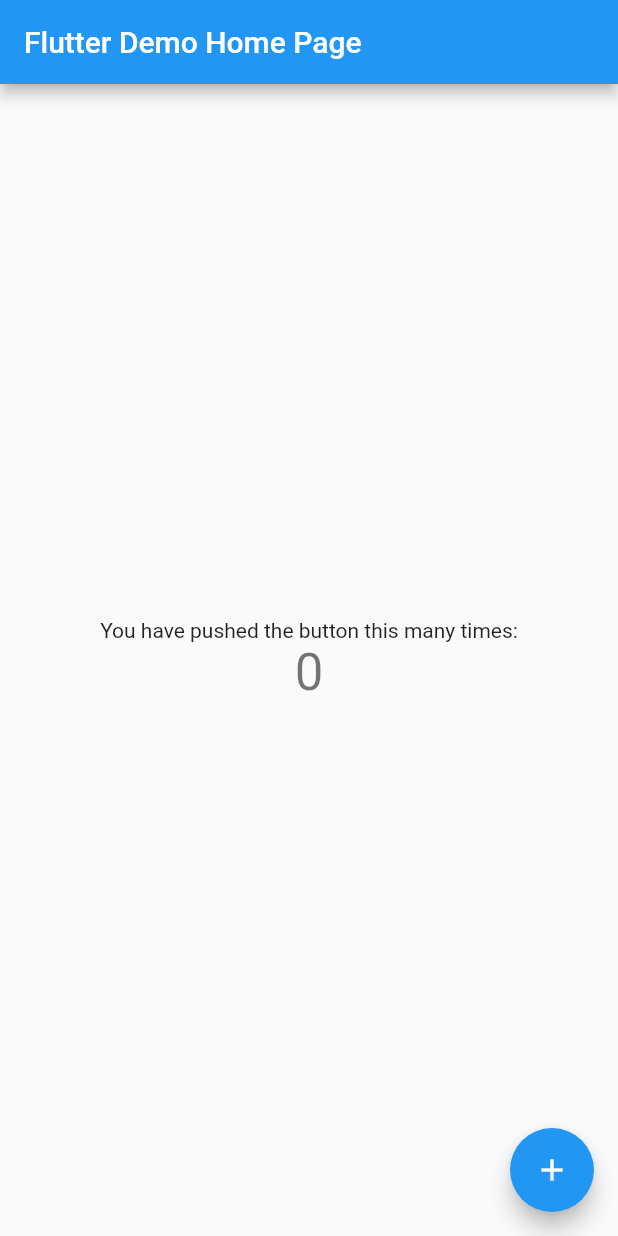
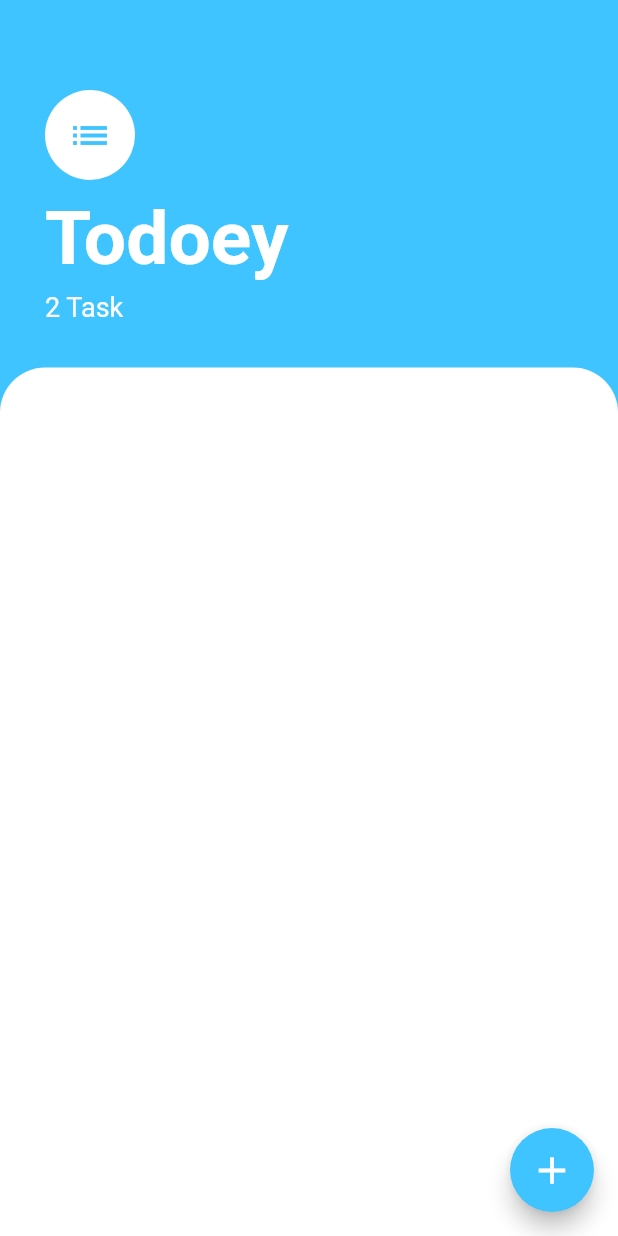
Before and after one commit to abdGhost/todoey_app, a Flutter app: the screen it shows after launch, on a phone screen of 412 x 824 dp. Run offline on Flutter 3.47's test engine with Material 2 defaults, Android fonts, the phone set to English and light mode, and no system bars.

Commit message:
Added UI of Todoey app

```diff
--- a/lib/main.dart
+++ b/lib/main.dart
@@ -1,115 +1,17 @@
 import 'package:flutter/material.dart';
+import 'package:todoey_app/screens/tasks_screen.dart';
 
 void main() {
   runApp(const MyApp());
 }
 
 class MyApp extends StatelessWidget {
-  const MyApp({super.key});
+  const MyApp({Key? key}) : super(key: key);
 
-  // This widget is the root of your application.
   @override
   Widget build(BuildContext context) {
-    return MaterialApp(
-      title: 'Flutter Demo',
-      theme: ThemeData(
-        // This is the theme of your application.
-        //
-        // Try running your application with "flutter run". You'll see the
-        // application has a blue toolbar. Then, without quitting the app, try
-        // changing the primarySwatch below to Colors.green and then invoke
-        // "hot reload" (press "r" in the console where you ran "flutter run",
-        // or simply save your changes to "hot reload" in a Flutter IDE).
-        // Notice that the counter didn't reset back to zero; the application
-        // is not restarted.
-        primarySwatch: Colors.blue,
-      ),
-      home: const MyHomePage(title: 'Flutter Demo Home Page'),
+    return const MaterialApp(
+      home: TasksScreen(),
     );
   }
 }
-
-class MyHomePage extends StatefulWidget {
-  const MyHomePage({super.key, required this.title});
-
-  // This widget is the home page of your application. It is stateful, meaning
-  // that it has a State object (defined below) that contains fields that affect
-  // how it looks.
-
-  // This class is the configuration for the state. It holds the values (in this
-  // case the title) provided by the parent (in this case the App widget) and
-  // used by the build method of the State. Fields in a Widget subclass are
-  // always marked "final".
-
-  final String title;
-
-  @override
-  State<MyHomePage> createState() => _MyHomePageState();
-}
-
-class _MyHomePageState extends State<MyHomePage> {
-  int _counter = 0;
-
-  void _incrementCounter() {
-    setState(() {
-      // This call to setState tells the Flutter framework that something has
-      // changed in this State, which causes it to rerun the build method below
-      // so that the display can reflect the updated values. If we changed
-      // _counter without calling setState(), then the build method would not be
-      // called again, and so nothing would appear to happen.
-      _counter++;
-    });
-  }
-
-  @override
-  Widget build(BuildContext context) {
-    // This method is rerun every time setState is called, for instance as done
-    // by the _incrementCounter method above.
-    //
-    // The Flutter framework has been optimized to make rerunning build methods
-    // fast, so that you can just rebuild anything that needs updating rather
-    // than having to individually change instances of widgets.
-    return Scaffold(
-      appBar: AppBar(
-        // Here we take the value from the MyHomePage object that was created by
-        // the App.build method, and use it to set our appbar title.
-        title: Text(widget.title),
-      ),
-      body: Center(
-        // Center is a layout widget. It takes a single child and positions it
-        // in the middle of the parent.
-        child: Column(
-          // Column is also a layout widget. It takes a list of children and
-          // arranges them vertically. By default, it sizes itself to fit its
-          // children horizontally, and tries to be as tall as its parent.
-          //
-          // Invoke "debug painting" (press "p" in the console, choose the
-          // "Toggle Debug Paint" action from the Flutter Inspector in Android
-          // Studio, or the "Toggle Debug Paint" command in Visual Studio Code)
-          // to see the wireframe for each widget.
-          //
-          // Column has various properties to control how it sizes itself and
-          // how it positions its children. Here we use mainAxisAlignment to
-          // center the children vertically; the main axis here is the vertical
-          // axis because Columns are vertical (the cross axis would be
-          // horizontal).
-          mainAxisAlignment: MainAxisAlignment.center,
-          children: <Widget>[
-            const Text(
-              'You have pushed the button this many times:',
-            ),
-            Text(
-              '$_counter',
-              style: Theme.of(context).textTheme.headline4,
-            ),
-          ],
-        ),
-      ),
-      floatingActionButton: FloatingActionButton(
-        onPressed: _incrementCounter,
-        tooltip: 'Increment',
-        child: const Icon(Icons.add),
-      ), // This trailing comma makes auto-formatting nicer for build methods.
-    );
-  }
-}
--- /dev/null
+++ b/lib/screens/tasks_screen.dart
@@ -0,0 +1,79 @@
+import 'package:flutter/material.dart';
+
+class TasksScreen extends StatelessWidget {
+  const TasksScreen({Key? key}) : super(key: key);
+
+  @override
+  Widget build(BuildContext context) {
+    return Scaffold(
+      backgroundColor: Colors.lightBlueAccent,
+      body: Column(
+        crossAxisAlignment: CrossAxisAlignment.start,
+        children: [
+          Container(
+            padding: const EdgeInsets.only(
+              top: 60,
+              left: 30,
+              right: 30,
+              bottom: 30,
+            ),
+            child: Column(
+              crossAxisAlignment: CrossAxisAlignment.start,
+              children: const [
+                CircleAvatar(
+                  backgroundColor: Colors.white,
+                  radius: 30,
+                  child: Icon(
+                    Icons.list,
+                    size: 30,
+                    color: Colors.lightBlueAccent,
+                  ),
+                ),
+                SizedBox(
+                  height: 10,
+                ),
+                Text(
+                  'Todoey',
+                  style: TextStyle(
+                    fontSize: 50,
+                    color: Colors.white,
+                    fontWeight: FontWeight.w700,
+                  ),
+                ),
+                SizedBox(
+                  height: 5,
+                ),
+                Text(
+                  '2 Task',
+                  style: TextStyle(
+                    color: Colors.white,
+                    fontSize: 18,
+                  ),
+                ),
+              ],
+            ),
+          ),
+          Expanded(
+            child: Container(
+              decoration: const BoxDecoration(
+                color: Colors.white,
+                borderRadius: BorderRadius.only(
+                  topLeft: Radius.circular(30),
+                  topRight: Radius.circular(30),
+                ),
+              ),
+            ),
+          ),
+        ],
+      ),
+      floatingActionButton: FloatingActionButton(
+        onPressed: () {},
+        backgroundColor: Colors.lightBlueAccent,
+        child: const Icon(
+          Icons.add,
+          size: 30,
+        ),
+      ),
+    );
+  }
+}
```
